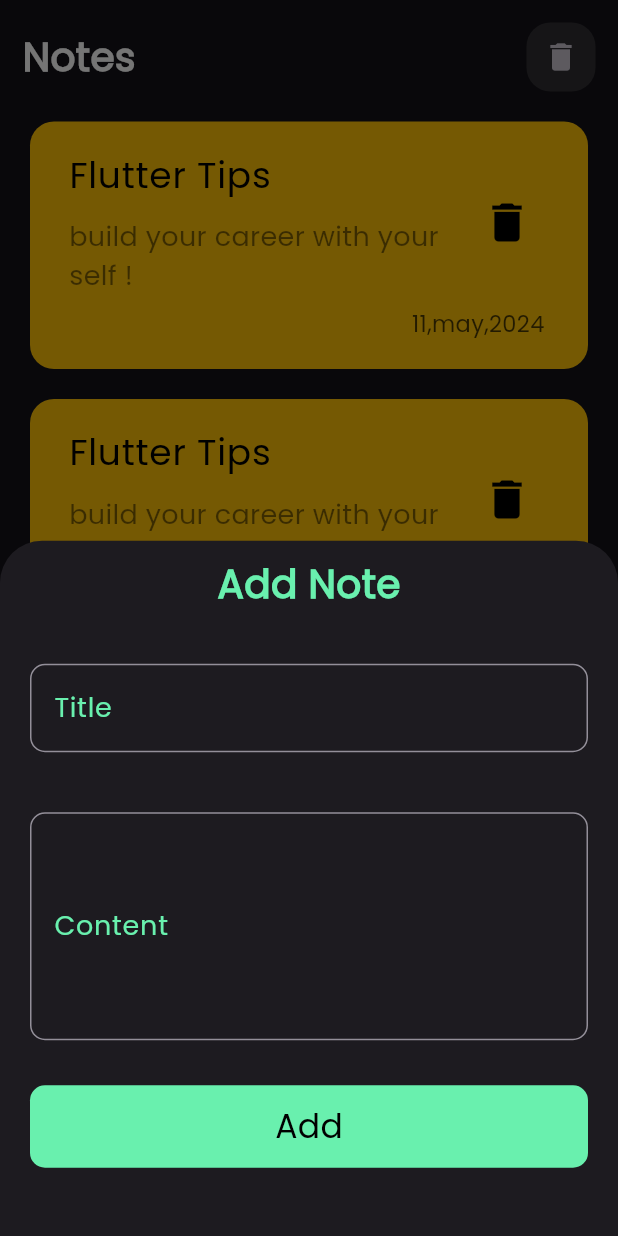
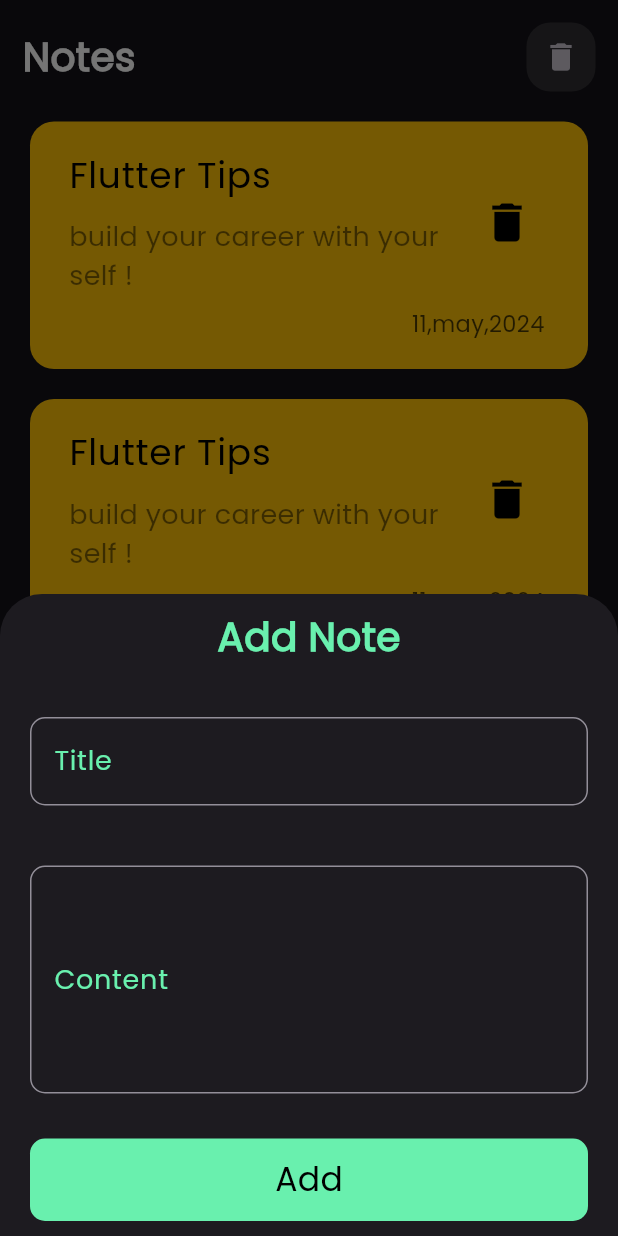
Before and after one commit to Diaamahfouz/Notes-App, a Flutter app: the screen it shows after launch, after a tap on the "add" icon, on a phone screen of 412 x 824 dp. Run offline on Flutter 3.47's test engine with Material 3 defaults, Android fonts, the phone set to English and light mode, and no system bars; our stand-ins replace bloc, flutter_bloc, hive, hive_flutter, modal_progress_hud_nsn; accounts and stored records are empty.

Commit message:
edit bottom sheet

```diff
--- a/lib/views/notes_view.dart
+++ b/lib/views/notes_view.dart
@@ -15,6 +15,7 @@ class NotesView extends StatelessWidget {
           shape: const CircleBorder(),
           onPressed: () {
             showModalBottomSheet(
+              isScrollControlled: true,
               context: context,
               builder: (_) => AddNoteBottomSheet(),
             );
--- a/lib/widgets/add_note_bottom_sheet.dart
+++ b/lib/widgets/add_note_bottom_sheet.dart
@@ -24,8 +24,14 @@ class AddNoteBottomSheet extends StatelessWidget {
           }
         },
         child: AbsorbPointer(
-          absorbing: State is AddNoteLoading ? true :false,
-          child: AddNoteForm(),
+          absorbing: State is AddNoteLoading ? true : false,
+          child: Padding(
+            padding: EdgeInsets.only(
+                bottom: MediaQuery.of(context).viewInsets.bottom),
+            child: const SingleChildScrollView(
+              child: AddNoteForm(),
+            ),
+          ),
         ),
       ),
     );
--- a/lib/widgets/add_note_form.dart
+++ b/lib/widgets/add_note_form.dart
@@ -25,7 +25,7 @@ class _AddNoteFormState extends State<AddNoteForm> {
     return Form(
       key: formKey,
       autovalidateMode: autovalidateMode,
-      child: ListView(
+      child: Column(
         children: [
           const SizedBox(
             height: 10,
```
